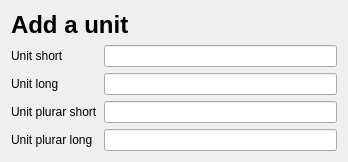
Old version of the form src/unitseditbase.ui in the repository dragotin/kraft.
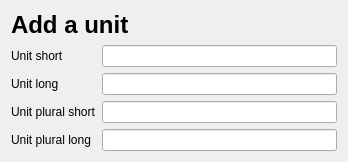
New version of the form.

Commit message: plurar->plural

Patch:
```diff
--- a/src/unitseditbase.ui
+++ b/src/unitseditbase.ui
@@ -55,7 +55,7 @@
      <item row="2" column="0">
       <widget class="QLabel" name="label_3">
        <property name="text">
-        <string>Unit plurar short</string>
+        <string>Unit plural short</string>
        </property>
        <property name="buddy">
         <cstring>mUnitPluShort</cstring>
@@ -65,7 +65,7 @@
      <item row="3" column="0">
       <widget class="QLabel" name="label_4">
        <property name="text">
-        <string>Unit plurar long</string>
+        <string>Unit plural long</string>
        </property>
        <property name="buddy">
         <cstring>mUnitPluLong</cstring>
```
The commit also changes 1 other file.
